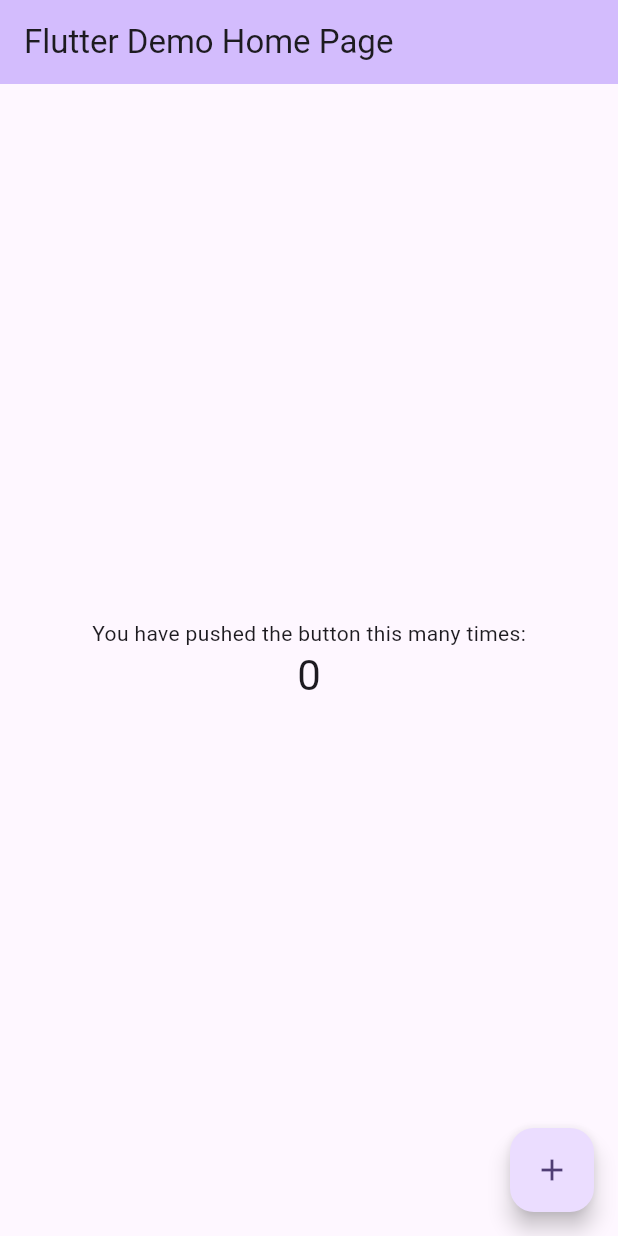
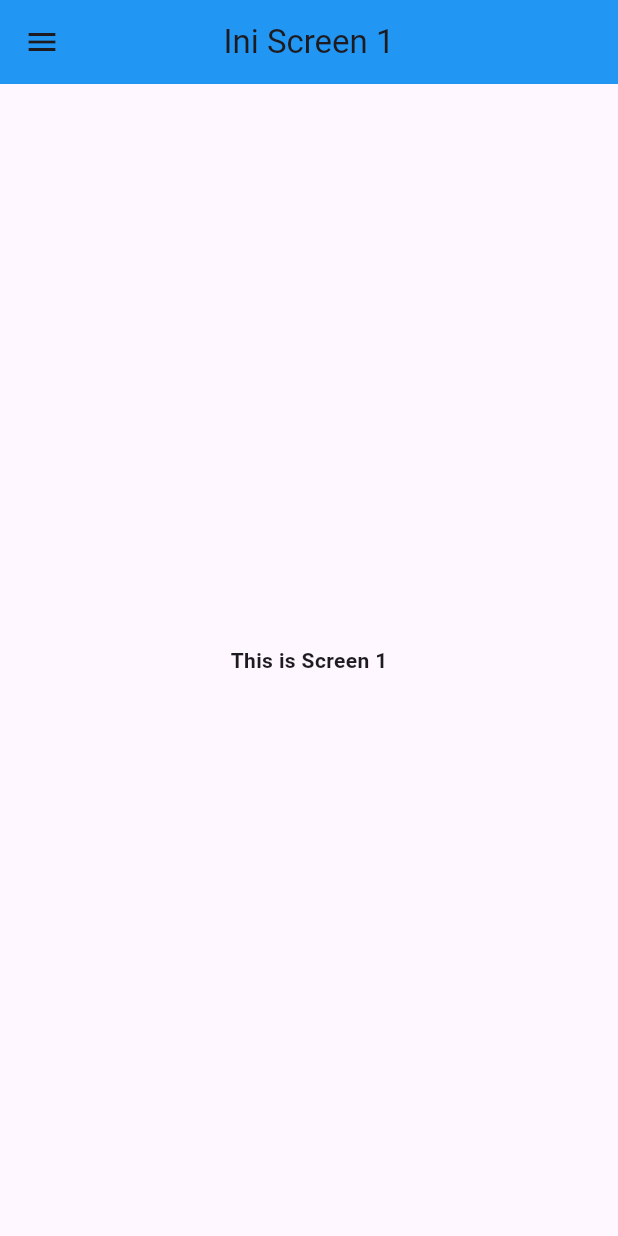
Before and after one commit to FaustaAkbar/learnFlutter2, a Flutter app: the screen it shows after launch, on a phone screen of 412 x 824 dp. Run offline on Flutter 3.47's test engine with Material 3 defaults, Android fonts, the phone set to English and light mode, and no system bars.

Commit message:
[Final Drawer] show hamberger button in leading
I am making a Drawer widget, drawer widgat is in a scafold widgat

```diff
--- a/lib/main.dart
+++ b/lib/main.dart
@@ -1,125 +1,22 @@
+import 'package:application2/routes/Screen1.dart';
+import 'package:application2/routes/Screen2.dart';
 import 'package:flutter/material.dart';
 
 void main() {
-  runApp(const MyApp());
+  runApp(MyApp());
 }
 
 class MyApp extends StatelessWidget {
-  const MyApp({super.key});
-
-  // This widget is the root of your application.
   @override
   Widget build(BuildContext context) {
+    // TODO: implement build
     return MaterialApp(
-      title: 'Flutter Demo',
-      theme: ThemeData(
-        // This is the theme of your application.
-        //
-        // TRY THIS: Try running your application with "flutter run". You'll see
-        // the application has a purple toolbar. Then, without quitting the app,
-        // try changing the seedColor in the colorScheme below to Colors.green
-        // and then invoke "hot reload" (save your changes or press the "hot
-        // reload" button in a Flutter-supported IDE, or press "r" if you used
-        // the command line to start the app).
-        //
-        // Notice that the counter didn't reset back to zero; the application
-        // state is not lost during the reload. To reset the state, use hot
-        // restart instead.
-        //
-        // This works for code too, not just values: Most code changes can be
-        // tested with just a hot reload.
-        colorScheme: ColorScheme.fromSeed(seedColor: Colors.deepPurple),
-        useMaterial3: true,
-      ),
-      home: const MyHomePage(title: 'Flutter Demo Home Page'),
+      debugShowCheckedModeBanner: false,
+      initialRoute: Screen1.myRoute,
+      routes: {
+        Screen1.myRoute: (context) => Screen1(),
+        Screen2.myRoute: (context) => Screen2(),
+      },
     );
   }
 }
-
-class MyHomePage extends StatefulWidget {
-  const MyHomePage({super.key, required this.title});
-
-  // This widget is the home page of your application. It is stateful, meaning
-  // that it has a State object (defined below) that contains fields that affect
-  // how it looks.
-
-  // This class is the configuration for the state. It holds the values (in this
-  // case the title) provided by the parent (in this case the App widget) and
-  // used by the build method of the State. Fields in a Widget subclass are
-  // always marked "final".
-
-  final String title;
-
-  @override
-  State<MyHomePage> createState() => _MyHomePageState();
-}
-
-class _MyHomePageState extends State<MyHomePage> {
-  int _counter = 0;
-
-  void _incrementCounter() {
-    setState(() {
-      // This call to setState tells the Flutter framework that something has
-      // changed in this State, which causes it to rerun the build method below
-      // so that the display can reflect the updated values. If we changed
-      // _counter without calling setState(), then the build method would not be
-      // called again, and so nothing would appear to happen.
-      _counter++;
-    });
-  }
-
-  @override
-  Widget build(BuildContext context) {
-    // This method is rerun every time setState is called, for instance as done
-    // by the _incrementCounter method above.
-    //
-    // The Flutter framework has been optimized to make rerunning build methods
-    // fast, so that you can just rebuild anything that needs updating rather
-    // than having to individually change instances of widgets.
-    return Scaffold(
-      appBar: AppBar(
-        // TRY THIS: Try changing the color here to a specific color (to
-        // Colors.amber, perhaps?) and trigger a hot reload to see the AppBar
-        // change color while the other colors stay the same.
-        backgroundColor: Theme.of(context).colorScheme.inversePrimary,
-        // Here we take the value from the MyHomePage object that was created by
-        // the App.build method, and use it to set our appbar title.
-        title: Text(widget.title),
-      ),
-      body: Center(
-        // Center is a layout widget. It takes a single child and positions it
-        // in the middle of the parent.
-        child: Column(
-          // Column is also a layout widget. It takes a list of children and
-          // arranges them vertically. By default, it sizes itself to fit its
-          // children horizontally, and tries to be as tall as its parent.
-          //
-          // Column has various properties to control how it sizes itself and
-          // how it positions its children. Here we use mainAxisAlignment to
-          // center the children vertically; the main axis here is the vertical
-          // axis because Columns are vertical (the cross axis would be
-          // horizontal).
-          //
-          // TRY THIS: Invoke "debug painting" (choose the "Toggle Debug Paint"
-          // action in the IDE, or press "p" in the console), to see the
-          // wireframe for each widget.
-          mainAxisAlignment: MainAxisAlignment.center,
-          children: <Widget>[
-            const Text(
-              'You have pushed the button this many times:',
-            ),
-            Text(
-              '$_counter',
-              style: Theme.of(context).textTheme.headlineMedium,
-            ),
-          ],
-        ),
-      ),
-      floatingActionButton: FloatingActionButton(
-        onPressed: _incrementCounter,
-        tooltip: 'Increment',
-        child: const Icon(Icons.add),
-      ), // This trailing comma makes auto-formatting nicer for build methods.
-    );
-  }
-}
--- /dev/null
+++ b/lib/routes/Screen1.dart
@@ -0,0 +1,72 @@
+import 'package:application2/routes/Screen2.dart';
+import 'package:flutter/material.dart';
+
+class Screen1 extends StatelessWidget {
+  static const myRoute = 'Screen1';
+  @override
+  Widget build(BuildContext context) {
+    // TODO: implement build
+    return Scaffold(
+      appBar: AppBar(
+        title: Text("Ini Screen 1"),
+        backgroundColor: Colors.blue,
+        centerTitle: true,
+      ),
+      drawer: Drawer(
+        child: Column(
+          children: [
+            Container(
+              width: double.infinity,
+              height: 150,
+              color: Colors.red,
+              alignment: Alignment.bottomCenter,
+              child: Text(
+                "Menu",
+                style: TextStyle(
+                    fontSize: 45,
+                    fontWeight: FontWeight.bold,
+                    color: Colors.white),
+                textAlign: TextAlign.center,
+              ),
+            ),
+            SizedBox(
+              height: 10,
+            ),
+            ListTile(
+              onTap: () {
+                Navigator.of(context).pushReplacementNamed(Screen1.myRoute);
+              },
+              leading: Icon(
+                Icons.home,
+                size: 30,
+              ),
+              title: Text(
+                "My Home",
+                style: TextStyle(fontSize: 25, fontWeight: FontWeight.bold),
+              ),
+            ),
+            ListTile(
+              onTap: () {
+                Navigator.of(context).pushReplacementNamed(Screen2.myRoute);
+              },
+              leading: Icon(
+                Icons.settings,
+                size: 30,
+              ),
+              title: Text(
+                "Settings",
+                style: TextStyle(fontSize: 25, fontWeight: FontWeight.bold),
+              ),
+            ),
+          ],
+        ),
+      ),
+      body: Center(
+        child: Text(
+          "This is Screen 1",
+          style: TextStyle(fontWeight: FontWeight.bold),
+        ),
+      ),
+    );
+  }
+}
```
Also changed, not shown: lib/routes/Screen2.dart (added, +73 -0 lines).
